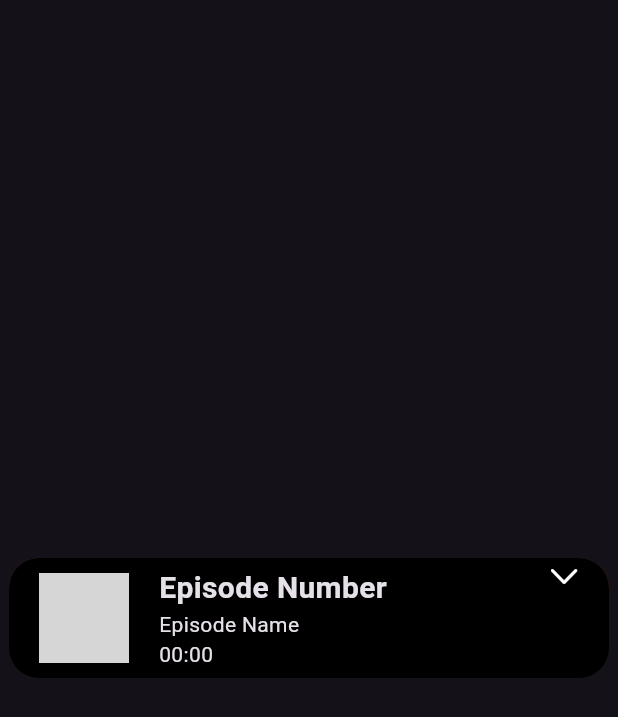
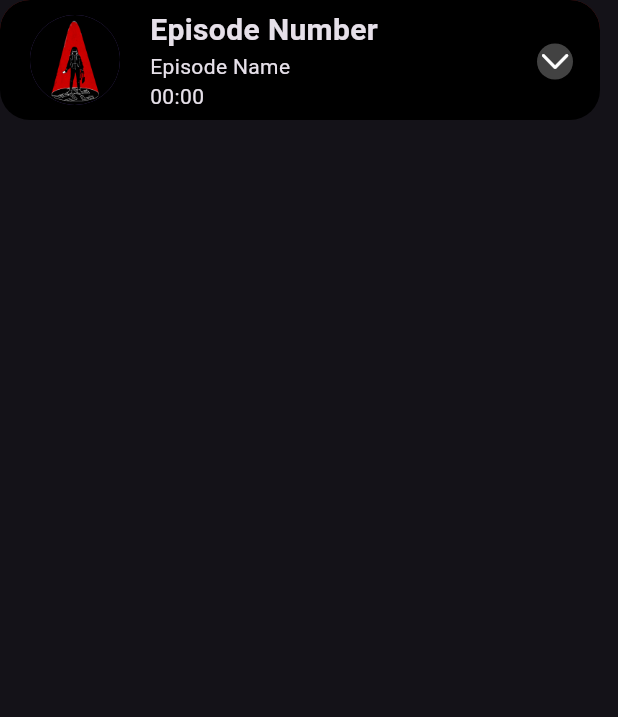
Before and after one commit to PubSec/DarkNet-Diaries, a Flutter app: the PlayerWidget widget shown alone on an empty page, opened directly, on a phone screen of 412 x 824 dp. Shown: the top 717 px of the screen. Run offline on Flutter 3.47's test engine with Material 3 defaults, Android fonts, the phone set to English and light mode, and no system bars; our stand-ins replace audioplayers, dio; network calls fail; grey boxes are pictures that could not be loaded.

Commit message:
ui modification

```diff
--- a/lib/main.dart
+++ b/lib/main.dart
@@ -1,5 +1,4 @@
 import 'package:darknet_diaries/views/home_view.dart';
-import 'package:darknet_diaries/widgets/player_widget.dart';
 import 'package:flutter/material.dart';
 
 void main() {
@@ -18,7 +17,7 @@ class MyApp extends StatelessWidget {
         brightness: Brightness.dark,
         useMaterial3: true,
       ),
-      home: const PlayerWidget(),
+      home: const HomeView(),
     );
   }
 }
--- a/lib/widgets/player_widget.dart
+++ b/lib/widgets/player_widget.dart
@@ -26,8 +26,7 @@ class _PlayerWidgetState extends State<PlayerWidget> {
 
   @override
   Widget build(BuildContext context) {
-    return Scaffold(
-      body: Center(
+    return SafeArea(
       child: AnimatedContainer(
         color: Colors.transparent,
         width: 400,
@@ -108,7 +107,7 @@ class _PlayerWidgetState extends State<PlayerWidget> {
                     padding: const EdgeInsets.symmetric(horizontal: 20),
                     child: CircleAvatar(
                       radius: 30,
-                        backgroundImage: AssetImage('assets/image$randomInt'),
+                      backgroundImage: AssetImage('assets/image$randomInt.jpg'),
                     ),
                   ),
                   const Column(
@@ -130,13 +129,22 @@ class _PlayerWidgetState extends State<PlayerWidget> {
             Align(
               alignment: Alignment.topRight,
               child: InkWell(
+                splashColor: Colors.black,
                 onTap: _togglePlayerSize,
                 child: Padding(
-                    padding: const EdgeInsets.only(right: 18),
+                  padding: const EdgeInsets.only(right: 18, top: 29),
                   child: AnimatedRotation(
                     turns: iconTurns,
                     duration: const Duration(milliseconds: 200),
-                      child: const Icon(CupertinoIcons.chevron_down),
+                    child: Container(
+                      decoration: BoxDecoration(
+                        color: Colors.grey.shade800,
+                        borderRadius: BorderRadius.circular(30),
+                      ),
+                      child: const Icon(
+                        CupertinoIcons.chevron_down,
+                      ),
+                    ),
                   ),
                 ),
               ),
@@ -144,7 +152,6 @@ class _PlayerWidgetState extends State<PlayerWidget> {
           ],
         ),
       ),
-      ),
     );
   }
 }
```
Also changed, not shown: lib/views/home_view.dart (+3 -27 lines). Lines whose indentation alone changed are shown as unchanged.
